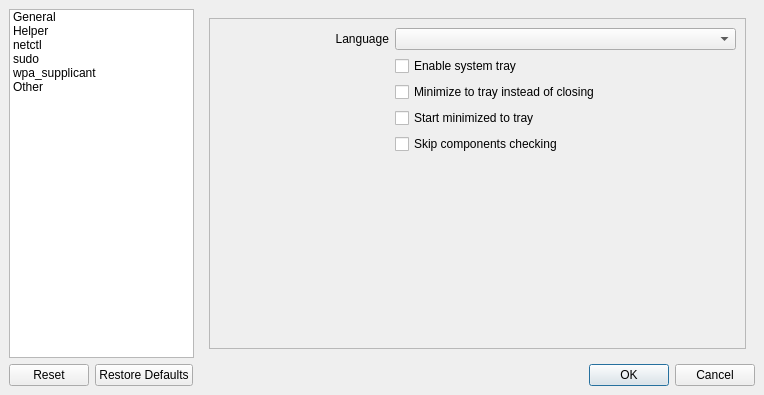
arcan1s/netctl-gui, file sources/gui/src/settingswindow.ui: the form before one commit.
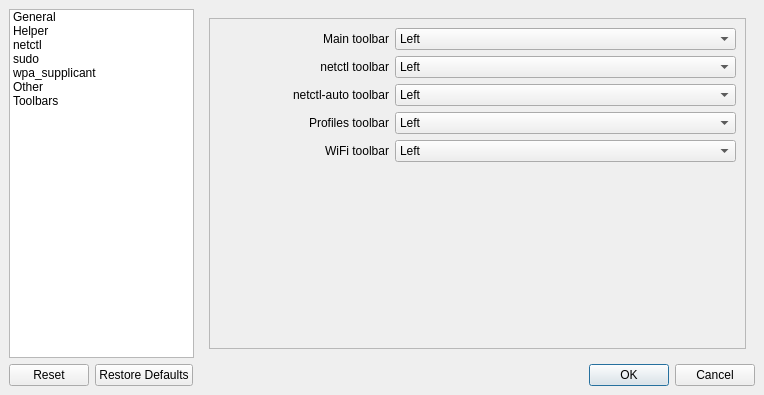
The form after the commit. The open tabs and pages were chosen to show the change. Icons and pictures are not drawn.

Commit message: + add toolbar config + create interface class * update UI

```diff
--- a/sources/gui/src/settingswindow.ui
+++ b/sources/gui/src/settingswindow.ui
@@ -37,9 +37,6 @@
           <height>32</height>
          </size>
         </property>
-        <property name="indentation">
-         <number>0</number>
-        </property>
         <property name="rootIsDecorated">
          <bool>false</bool>
         </property>
@@ -114,6 +111,14 @@
           </iconset>
          </property>
         </item>
+        <item>
+         <property name="text">
+          <string>Toolbars</string>
+         </property>
+         <property name="icon">
+          <iconset theme="configure-toolbars"/>
+         </property>
+        </item>
        </widget>
       </item>
       <item>
@@ -1371,6 +1376,317 @@
           </item>
          </layout>
         </widget>
+        <widget class="QWidget" name="page_toolbars">
+         <layout class="QVBoxLayout" name="verticalLayout_14">
+          <item>
+           <widget class="QScrollArea" name="scrollArea_toolbars">
+            <property name="widgetResizable">
+             <bool>true</bool>
+            </property>
+            <widget class="QWidget" name="scrollAreaWidgetContents_toolbars">
+             <property name="geometry">
+              <rect>
+               <x>0</x>
+               <y>0</y>
+               <width>542</width>
+               <height>330</height>
+              </rect>
+             </property>
+             <layout class="QVBoxLayout" name="verticalLayout_15">
+              <item>
+               <layout class="QHBoxLayout" name="layout_mainToolbar">
+                <item>
+                 <widget class="QLabel" name="label_mainToolbar">
+                  <property name="sizePolicy">
+                   <sizepolicy hsizetype="Preferred" vsizetype="Preferred">
+                    <horstretch>1</horstretch>
+                    <verstretch>0</verstretch>
+                   </sizepolicy>
+                  </property>
+                  <property name="text">
+                   <string>Main toolbar</string>
+                  </property>
+                  <property name="alignment">
+                   <set>Qt::AlignRight|Qt::AlignTrailing|Qt::AlignVCenter</set>
+                  </property>
+                 </widget>
+                </item>
+                <item>
+                 <widget class="QComboBox" name="comboBox_mainToolbar">
+                  <property name="sizePolicy">
+                   <sizepolicy hsizetype="Preferred" vsizetype="Fixed">
+                    <horstretch>2</horstretch>
+                    <verstretch>0</verstretch>
+                   </sizepolicy>
+                  </property>
+                  <item>
+                   <property name="text">
+                    <string>Left</string>
+                   </property>
+                  </item>
+                  <item>
+                   <property name="text">
+                    <string>Right</string>
+                   </property>
+                  </item>
+                  <item>
+                   <property name="text">
+                    <string>Top</string>
+                   </property>
+                  </item>
+                  <item>
+                   <property name="text">
+                    <string>Bottom</string>
+                   </property>
+                  </item>
+                  <item>
+                   <property name="text">
+                    <string>Disabled</string>
+                   </property>
+                  </item>
+                 </widget>
+                </item>
+               </layout>
+              </item>
+              <item>
+               <layout class="QHBoxLayout" name="layout_netctlToolbar">
+                <item>
+                 <widget class="QLabel" name="label_netctlToolbar">
+                  <property name="sizePolicy">
+                   <sizepolicy hsizetype="Preferred" vsizetype="Preferred">
+                    <horstretch>1</horstretch>
+                    <verstretch>0</verstretch>
+                   </sizepolicy>
+                  </property>
+                  <property name="text">
+                   <string>netctl toolbar</string>
+                  </property>
+                  <property name="alignment">
+                   <set>Qt::AlignRight|Qt::AlignTrailing|Qt::AlignVCenter</set>
+                  </property>
+                 </widget>
+                </item>
+                <item>
+                 <widget class="QComboBox" name="comboBox_netctlToolbar">
+                  <property name="sizePolicy">
+                   <sizepolicy hsizetype="Preferred" vsizetype="Fixed">
+                    <horstretch>2</horstretch>
+                    <verstretch>0</verstretch>
+                   </sizepolicy>
+                  </property>
+                  <item>
+                   <property name="text">
+                    <string>Left</string>
+                   </property>
+                  </item>
+                  <item>
+                   <property name="text">
+                    <string>Right</string>
+                   </property>
+                  </item>
+                  <item>
+                   <property name="text">
+                    <string>Top</string>
+                   </property>
+                  </item>
+                  <item>
+                   <property name="text">
+                    <string>Bottom</string>
+                   </property>
+                  </item>
+                  <item>
+                   <property name="text">
+                    <string>Disabled</string>
+                   </property>
+                  </item>
+                 </widget>
+                </item>
+               </layout>
+              </item>
+              <item>
+               <layout class="QHBoxLayout" name="layout_netctlAutoToolbar">
+                <item>
+                 <widget class="QLabel" name="label_netctlAutoToolbar">
+                  <property name="sizePolicy">
+                   <sizepolicy hsizetype="Preferred" vsizetype="Preferred">
+                    <horstretch>1</horstretch>
+                    <verstretch>0</verstretch>
+                   </sizepolicy>
+                  </property>
+                  <property name="text">
+                   <string>netctl-auto toolbar</string>
+                  </property>
+                  <property name="alignment">
+                   <set>Qt::AlignRight|Qt::AlignTrailing|Qt::AlignVCenter</set>
+                  </property>
+                 </widget>
+                </item>
+                <item>
+                 <widget class="QComboBox" name="comboBox_netctlAutoToolbar">
+                  <property name="sizePolicy">
+                   <sizepolicy hsizetype="Preferred" vsizetype="Fixed">
+                    <horstretch>2</horstretch>
+                    <verstretch>0</verstretch>
+                   </sizepolicy>
+                  </property>
+                  <item>
+                   <property name="text">
+                    <string>Left</string>
+                   </property>
+                  </item>
+                  <item>
+                   <property name="text">
+                    <string>Right</string>
+                   </property>
+                  </item>
+                  <item>
+                   <property name="text">
+                    <string>Top</string>
+                   </property>
+                  </item>
+                  <item>
+                   <property name="text">
+                    <string>Bottom</string>
+                   </property>
+                  </item>
+                  <item>
+                   <property name="text">
+                    <string>Disabled</string>
+                   </property>
+                  </item>
+                 </widget>
+                </item>
+               </layout>
+              </item>
+              <item>
+               <layout class="QHBoxLayout" name="layout_profilesToolbar">
+                <item>
+                 <widget class="QLabel" name="label_profilesToolbar">
+                  <property name="sizePolicy">
+                   <sizepolicy hsizetype="Preferred" vsizetype="Preferred">
+                    <horstretch>1</horstretch>
+                    <verstretch>0</verstretch>
+                   </sizepolicy>
+                  </property>
+                  <property name="text">
+                   <string>Profiles toolbar</string>
+                  </property>
+                  <property name="alignment">
+                   <set>Qt::AlignRight|Qt::AlignTrailing|Qt::AlignVCenter</set>
+                  </property>
+                 </widget>
+                </item>
+                <item>
+                 <widget class="QComboBox" name="comboBox_profilesToolbar">
+                  <property name="sizePolicy">
+                   <sizepolicy hsizetype="Preferred" vsizetype="Fixed">
+                    <horstretch>2</horstretch>
+                    <verstretch>0</verstretch>
+                   </sizepolicy>
+                  </property>
+                  <item>
+                   <property name="text">
+                    <string>Left</string>
+                   </property>
+                  </item>
+                  <item>
+                   <property name="text">
+                    <string>Right</string>
+                   </property>
+                  </item>
+                  <item>
+                   <property name="text">
+                    <string>Top</string>
+                   </property>
+                  </item>
+                  <item>
+                   <property name="text">
+                    <string>Bottom</string>
+                   </property>
+                  </item>
+                  <item>
+                   <property name="text">
+                    <string>Disabled</string>
+                   </property>
+                  </item>
+                 </widget>
+                </item>
+               </layout>
+              </item>
+              <item>
+               <layout class="QHBoxLayout" name="layout_wifiToolbar">
+                <item>
+                 <widget class="QLabel" name="label_wifiToolbar">
+                  <property name="sizePolicy">
+                   <sizepolicy hsizetype="Preferred" vsizetype="Preferred">
+                    <horstretch>1</horstretch>
+                    <verstretch>0</verstretch>
+                   </sizepolicy>
+                  </property>
+                  <property name="text">
+                   <string>WiFi toolbar</string>
+                  </property>
+                  <property name="alignment">
+                   <set>Qt::AlignRight|Qt::AlignTrailing|Qt::AlignVCenter</set>
+                  </property>
+                 </widget>
+                </item>
+                <item>
+                 <widget class="QComboBox" name="comboBox_wifiToolbar">
+                  <property name="sizePolicy">
+                   <sizepolicy hsizetype="Preferred" vsizetype="Fixed">
+                    <horstretch>2</horstretch>
+                    <verstretch>0</verstretch>
+                   </sizepolicy>
+                  </property>
+                  <item>
+                   <property name="text">
+                    <string>Left</string>
+                   </property>
+                  </item>
+                  <item>
+                   <property name="text">
+                    <string>Right</string>
+                   </property>
+                  </item>
+                  <item>
+                   <property name="text">
+                    <string>Top</string>
+                   </property>
+                  </item>
+                  <item>
+                   <property name="text">
+                    <string>Bottom</string>
+                   </property>
+                  </item>
+                  <item>
+                   <property name="text">
+                    <string>Disabled</string>
+                   </property>
+                  </item>
+                 </widget>
+                </item>
+               </layout>
+              </item>
+              <item>
+               <spacer name="spacer_toolbars">
+                <property name="orientation">
+                 <enum>Qt::Vertical</enum>
+                </property>
+                <property name="sizeHint" stdset="0">
+                 <size>
+                  <width>20</width>
+                  <height>150</height>
+                 </size>
+                </property>
+               </spacer>
+              </item>
+             </layout>
+            </widget>
+           </widget>
+          </item>
+         </layout>
+        </widget>
        </widget>
       </item>
      </layout>
```
Left out of the diff: 17 changed lines with no effect on the pictures. The commit also changes 22 other files.
